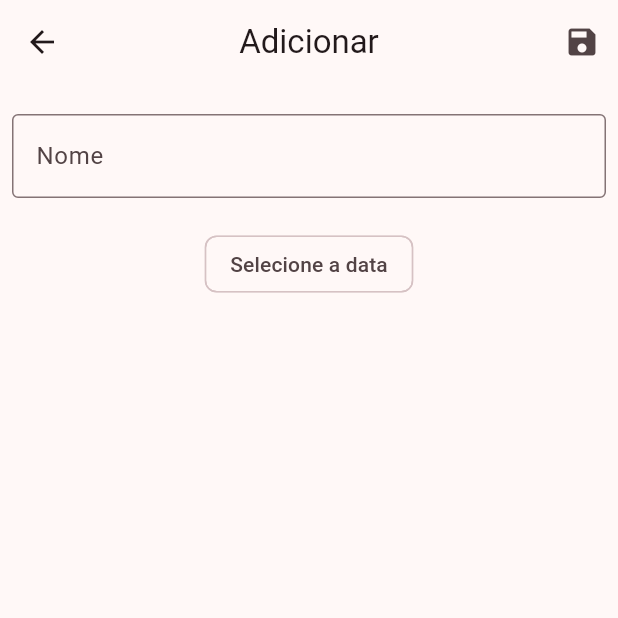
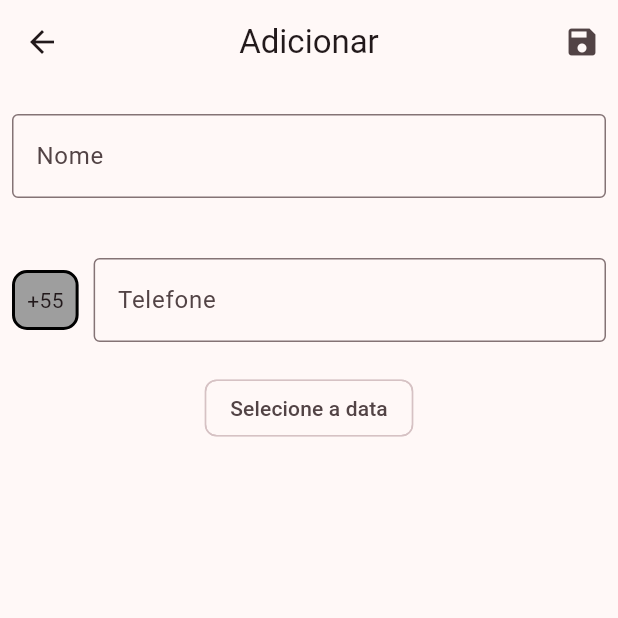
Before and after one commit to RiqAnas/calendarioDeAniversarios, a Flutter app: the Personformpage screen opened by its route, after a tap on the "save" icon, on a phone screen of 412 x 824 dp, the top half of it. Run offline on Flutter 3.47's test engine with Material 3 defaults, Android fonts, the light colour scheme and no system bars; our stand-ins replace sqflite; accounts and stored records are empty.

Commit message:
Adicionado redirecionamento para telefone e whatsapp

```diff
--- a/lib/components/noteGridTile.dart
+++ b/lib/components/noteGridTile.dart
@@ -12,7 +12,8 @@ class Notegridtile extends StatelessWidget {
     return Column(
       crossAxisAlignment: CrossAxisAlignment.center,
       children: [
-        SizedBox(
+        Expanded(
+          child: SizedBox(
             width: double.maxFinite,
             child: Card(
               child: Padding(
@@ -32,6 +33,7 @@ class Notegridtile extends StatelessWidget {
               ),
             ),
           ),
+        ),
         Text(
           note.title,
           overflow: TextOverflow.ellipsis,
--- a/lib/components/personDialog.dart
+++ b/lib/components/personDialog.dart
@@ -1,6 +1,7 @@
 import 'package:aniversariodois/components/noteListTile.dart';
 import 'package:aniversariodois/core/models/person.dart';
 import 'package:aniversariodois/core/services/noteService.dart';
+import 'package:aniversariodois/core/utils/redirect.dart';
 import 'package:aniversariodois/core/utils/routes.dart';
 import 'package:flutter/material.dart';
 import 'package:intl/intl.dart';
@@ -53,7 +54,23 @@ class _PersondialogState extends State<Persondialog> {
                 ),
                 const SizedBox(height: 15),
                 Text('Idade: ${widget.person.idade} anos'),
-                const SizedBox(height: 30),
+                const SizedBox(height: 5),
+                Row(
+                  children: [
+                    const Text('Telefone: '),
+                    TextButton(
+                      onPressed: () =>
+                          Redirect.phoneCall(widget.person.telefone),
+                      child: Text("+${widget.person.telefone}"),
+                    ),
+                    IconButton(
+                      onPressed: () =>
+                          Redirect.whatsapp(widget.person.telefone),
+                      icon: Icon(Icons.chat, size: 20),
+                    ),
+                  ],
+                ),
+                const SizedBox(height: 20),
                 Row(
                   children: [
                     const Text(
--- a/lib/core/models/person.dart
+++ b/lib/core/models/person.dart
@@ -2,6 +2,7 @@ class Person {
   String id;
   String? nome;
   DateTime? nascimento;
+  String telefone;
   int? idade;
   int? ativa;
 
@@ -9,6 +10,7 @@ class Person {
     required this.id,
     required this.nome,
     required this.nascimento,
+    required this.telefone,
     required this.idade,
     required this.ativa,
   });
@@ -17,6 +19,7 @@ class Person {
     return {
       'id': id,
       'nome': nome,
+      'telefone': telefone,
       'nascimento': nascimento!.toIso8601String(),
       'idade': idade,
       'ativa': ativa,
@@ -27,6 +30,7 @@ class Person {
     return Person(
       id: data['id'],
       nome: data['nome'],
+      telefone: data['telefone'],
       nascimento: DateTime.tryParse(data['nascimento']),
       idade: data['idade'],
       ativa: data['ativa'],
--- a/lib/core/services/personService.dart
+++ b/lib/core/services/personService.dart
@@ -66,6 +66,7 @@ class Personservice extends ChangeNotifier {
         id: person.id,
         nome: person.nome,
         nascimento: person.nascimento,
+        telefone: person.telefone,
         idade: person.idade,
         ativa: 0,
       );
--- a/lib/core/utils/databaseUtil.dart
+++ b/lib/core/utils/databaseUtil.dart
@@ -11,7 +11,7 @@ class Databaseutil {
       path.join(dbpath, 'birthday.db'),
       onCreate: (db, version) async {
         await db.execute(
-          'CREATE TABLE persons (id TEXT PRIMARY KEY, nome TEXT NOT NULL, nascimento TEXT NOT NULL, idade INTEGER, ativa INTEGER NOT NULL)',
+          'CREATE TABLE persons (id TEXT PRIMARY KEY, nome TEXT NOT NULL, telefone TEXT NOT NULL, nascimento TEXT NOT NULL, idade INTEGER, ativa INTEGER NOT NULL)',
         );
 
         await db.execute(
@@ -19,10 +19,10 @@ class Databaseutil {
         );
 
         await db.rawInsert(
-          'INSERT INTO persons VALUES ("home", "notas", "${DateTime.now().toIso8601String()}", 0, 1)',
+          'INSERT INTO persons VALUES ("home", "notas", "semnumero", "${DateTime.now().toIso8601String()}", 0, 1)',
         );
       },
-      version: 3,
+      version: 4,
     );
   }
 
--- a/lib/pages/notesMenuPage.dart
+++ b/lib/pages/notesMenuPage.dart
@@ -1,10 +1,8 @@
 import 'package:aniversariodois/components/notesGrid.dart';
 import 'package:aniversariodois/core/models/person.dart';
-import 'package:aniversariodois/core/services/noteService.dart';
 import 'package:aniversariodois/core/utils/routes.dart';
 
 import 'package:flutter/material.dart';
-import 'package:provider/provider.dart';
 
 class Notesmenupage extends StatefulWidget {
   final Person? persona;
@@ -35,57 +33,9 @@ class _NotesmenupageState extends State<Notesmenupage> {
   Widget build(BuildContext context) {
     // TODO: implement build
     return Scaffold(
-      appBar: AppBar(
-        title: Text(
-          widget.persona != null ? "Suas notas" : "Notas de ${person!.nome}",
-        ),
-        centerTitle: true,
-        actions: [
-          IconButton(
-            onPressed: () {
-              showDialog(
-                context: context,
-                builder: (context) {
-                  return AlertDialog(
-                    title: const Text(
-                      "Deseja realmente deletar as notas dessa pessoa?",
-                      style: TextStyle(
-                        fontWeight: FontWeight.bold,
-                        fontSize: 20,
-                      ),
-                    ),
-                    content: const Text(
-                      'Todas as notas referente a essa pessoa serão excluídas permanentemente',
-                    ),
-                    actions: [
-                      TextButton(
-                        onPressed: () {
-                          Navigator.of(context).pop();
-                        },
-                        child: Text("Cancelar"),
-                      ),
-                      TextButton(
-                        onPressed: () async {
-                          await Provider.of<Noteservice>(
-                            context,
-                            listen: false,
-                          ).deleteAllNotes(person!.id);
-                          Navigator.of(context).pop();
-                        },
-                        child: Text(
-                          "Excluir",
-                          style: TextStyle(color: Colors.red),
-                        ),
-                      ),
-                    ],
-                  );
-                },
-              );
-            },
-            icon: Icon(Icons.delete, color: Colors.red),
-          ),
-        ],
-      ),
+      appBar: widget.persona == null
+          ? AppBar(title: Text("Notas de ${person!.nome}"), centerTitle: true)
+          : null,
       body: Padding(
         padding: const EdgeInsets.all(15.0),
         child: Notesgrid(person: person!),
--- a/lib/pages/personFormPage.dart
+++ b/lib/pages/personFormPage.dart
@@ -14,6 +14,7 @@ class Personformpage extends StatefulWidget {
 
 class _PersonformpageState extends State<Personformpage> {
   final TextEditingController _controller = TextEditingController();
+  final TextEditingController _telcontroller = TextEditingController();
 
   DateTime? _nascimento;
   bool _initialized = false;
@@ -46,6 +47,7 @@ class _PersonformpageState extends State<Personformpage> {
         _edit = true;
         _nascimento = _pessoa?.nascimento ?? DateTime.now();
         _controller.text = _pessoa?.nome ?? '';
+        _telcontroller.text = _pessoa?.telefone ?? '';
       }
 
       _initialized = true;
@@ -70,6 +72,7 @@ class _PersonformpageState extends State<Personformpage> {
                 id: _edit ? _pessoa!.id : Random().nextDouble().toString(),
                 nome: _controller.text,
                 nascimento: _nascimento,
+                telefone: " 55${_telcontroller.text}",
                 idade: Calc.ageCalc(_nascimento!),
                 ativa: 1,
               );
@@ -103,6 +106,35 @@ class _PersonformpageState extends State<Personformpage> {
                 ),
               ),
             ),
+            Padding(
+              padding: const EdgeInsets.symmetric(horizontal: 8, vertical: 20),
+              child: Row(
+                children: [
+                  Container(
+                    decoration: BoxDecoration(
+                      borderRadius: BorderRadius.circular(10),
+                      border: BoxBorder.all(color: Colors.black, width: 2),
+                      color: Colors.grey,
+                    ),
+                    child: Padding(
+                      padding: const EdgeInsets.all(8.0),
+                      child: const Text("+55"),
+                    ),
+                  ),
+                  const SizedBox(width: 10),
+                  Expanded(
+                    child: TextField(
+                      controller: _telcontroller,
+                      decoration: InputDecoration(
+                        label: Text("Telefone"),
+                        border: OutlineInputBorder(),
+                      ),
+                      keyboardType: TextInputType.phone,
+                    ),
+                  ),
+                ],
+              ),
+            ),
             GestureDetector(
               onTap: _showDatePicker,
               child: Chip(
--- a/lib/pages/tabsPage.dart
+++ b/lib/pages/tabsPage.dart
@@ -19,6 +19,10 @@ class _TabspageState extends State<Tabspage> {
   Widget build(BuildContext context) {
     // TODO: implement build
     return Scaffold(
+      appBar: AppBar(
+        title: Text(_pages[_selectedIndex]['title'] as String),
+        centerTitle: true,
+      ),
       bottomNavigationBar: NavigationBar(
         onDestinationSelected: (index) {
           setState(() {
--- a/pubspec.yaml
+++ b/pubspec.yaml
@@ -34,6 +34,7 @@ dependencies:
   path: ^1.9.1
   provider: ^6.1.5+1
   intl: ^0.17.0
+  url_launcher: ^6.3.2
 
   # The following adds the Cupertino Icons font to your application.
   # Use with the CupertinoIcons class for iOS style icons.
```
Also changed, not shown: lib/core/utils/redirect.dart (added, +19 -0 lines), lib/pages/homePage.dart (+10 -11 lines), pubspec.lock, 6 other files. Lines whose indentation alone changed are shown as unchanged.
